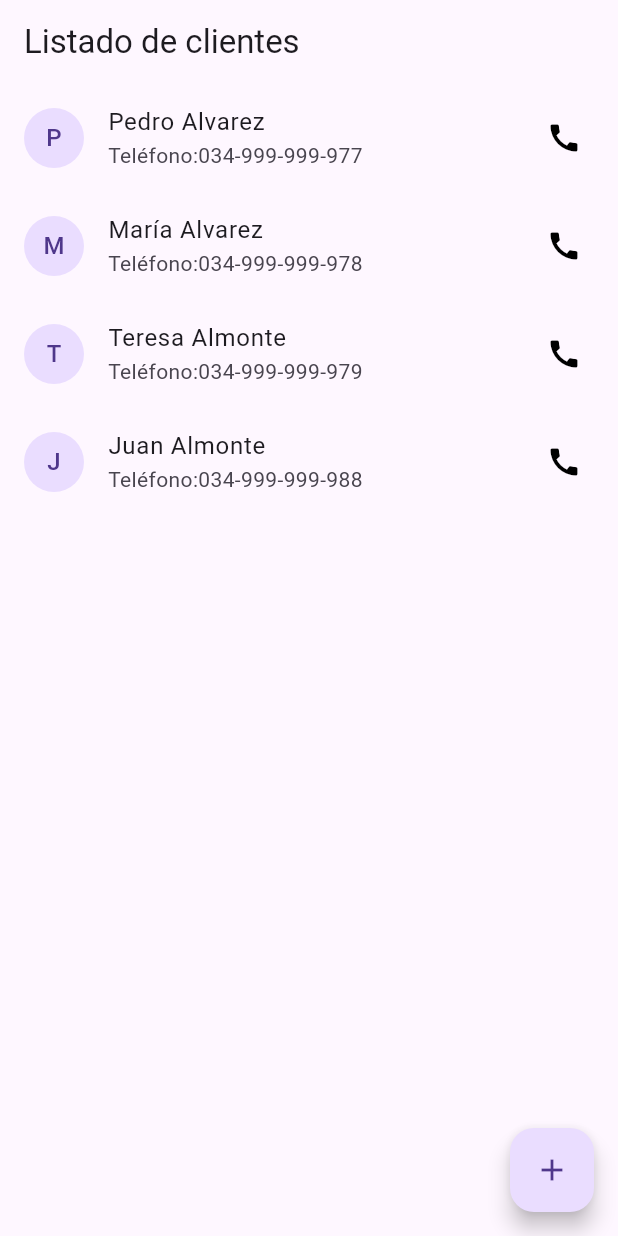
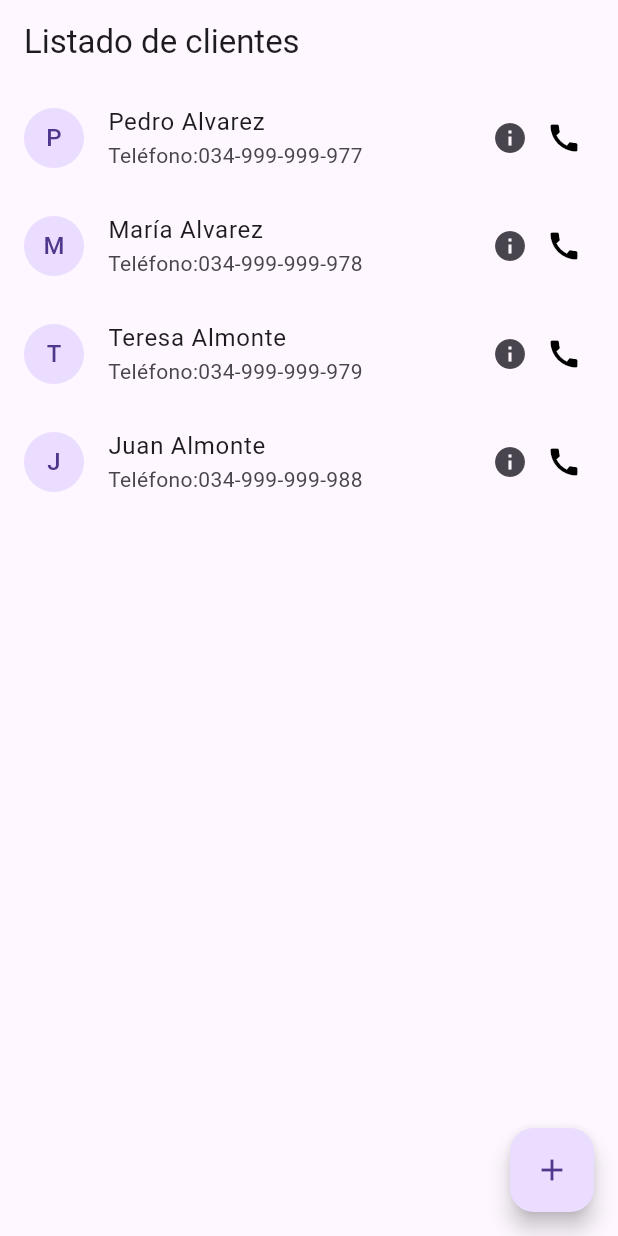
Before and after one commit to SergioCastilloGarcia/vets-UO276436-flutter-app, a Flutter app: the screen it shows after launch, on a phone screen of 412 x 824 dp. Run offline on Flutter 3.47's test engine with Material 3 defaults, Android fonts, the phone set to English and light mode, and no system bars.

Commit message:
vets-UO908500-flutter-07-Detalles de un usuario.

```diff
--- a/vets_uo276436_flutter_app/lib/pages/home_page.dart
+++ b/vets_uo276436_flutter_app/lib/pages/home_page.dart
@@ -3,6 +3,7 @@ import 'package:vets_uo276436_flutter_app/src/user.dart';
 import 'package:vets_uo276436_flutter_app/pages/user_signup_form.dart';
 import 'package:vets_uo276436_flutter_app/src/custom_alert_dialog.dart';
 import 'package:vets_uo276436_flutter_app/pages/user_edit.dart';
+import 'package:vets_uo276436_flutter_app/pages/user_detail.dart';
 
 class HomePage extends StatefulWidget {
   //final String _title;
@@ -88,9 +89,24 @@ class StateHomePage extends State<HomePage> {
             leading: CircleAvatar(
               child: Text(users[index].name.substring(0, 1)),
             ),
-            trailing: const Icon(
-              Icons.call,
-              color: Colors.black,
+            trailing: Row(
+              mainAxisSize: MainAxisSize.min,
+              children: [
+                IconButton(
+                  icon: Icon(Icons.info),
+                  onPressed: () {
+                    Navigator.push(
+                        context,
+                        MaterialPageRoute(
+                            builder: (context) =>
+                                UserDetail(user: users[index])));
+                  },
+                ),
+                const Icon(
+                  Icons.call,
+                  color: Colors.black,
+                ),
+              ],
             ),
           );
         },
```
Also changed, not shown: vets_uo276436_flutter_app/lib/pages/user_detail.dart (added, +38 -0 lines).
